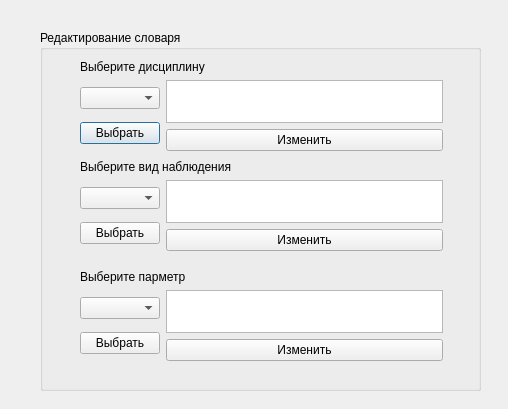
Before: the Qt Designer form editvocabulary.ui in AnMikhaylova/project_oop, drawn with Qt 5.
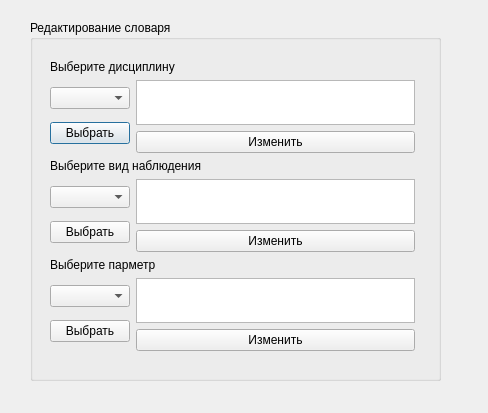
After: the same form once the commit is applied.

Commit message: tooltips are added, the layout in the editvocabulary.cpp is fixed, the width of the combo box is fixed.

What changed in the file:
```diff
--- a/editvocabulary.ui
+++ b/editvocabulary.ui
@@ -6,8 +6,8 @@
    <rect>
     <x>0</x>
     <y>0</y>
-    <width>508</width>
-    <height>409</height>
+    <width>488</width>
+    <height>413</height>
    </rect>
   </property>
   <property name="windowTitle">
@@ -16,9 +16,9 @@
   <widget class="QGroupBox" name="groupBox">
    <property name="geometry">
     <rect>
-     <x>40</x>
-     <y>30</y>
-     <width>441</width>
+     <x>30</x>
+     <y>20</y>
+     <width>411</width>
      <height>361</height>
     </rect>
    </property>
@@ -28,12 +28,14 @@
    <widget class="QWidget" name="">
     <property name="geometry">
      <rect>
-      <x>40</x>
-      <y>30</y>
-      <width>363</width>
-      <height>91</height>
+      <x>20</x>
+      <y>40</y>
+      <width>365</width>
+      <height>291</height>
      </rect>
     </property>
+    <layout class="QVBoxLayout" name="verticalLayout_10">
+     <item>
     <layout class="QVBoxLayout" name="verticalLayout_7">
      <item>
       <widget class="QLabel" name="label_4">
@@ -75,16 +77,8 @@
       </layout>
      </item>
     </layout>
-   </widget>
-   <widget class="QWidget" name="">
-    <property name="geometry">
-     <rect>
-      <x>40</x>
-      <y>130</y>
-      <width>363</width>
-      <height>91</height>
-     </rect>
-    </property>
+     </item>
+     <item>
     <layout class="QVBoxLayout" name="verticalLayout_8">
      <item>
       <widget class="QLabel" name="label">
@@ -126,16 +120,8 @@
       </layout>
      </item>
     </layout>
-   </widget>
-   <widget class="QWidget" name="">
-    <property name="geometry">
-     <rect>
-      <x>40</x>
-      <y>240</y>
-      <width>363</width>
-      <height>91</height>
-     </rect>
-    </property>
+     </item>
+     <item>
     <layout class="QVBoxLayout" name="verticalLayout_9">
      <item>
       <widget class="QLabel" name="label_3">
@@ -171,6 +157,8 @@
             <string>Изменить</string>
            </property>
           </widget>
+           </item>
+          </layout>
          </item>
         </layout>
        </item>
```
Lines whose indentation alone changed are shown as unchanged. The commit also changes 6 other files.
